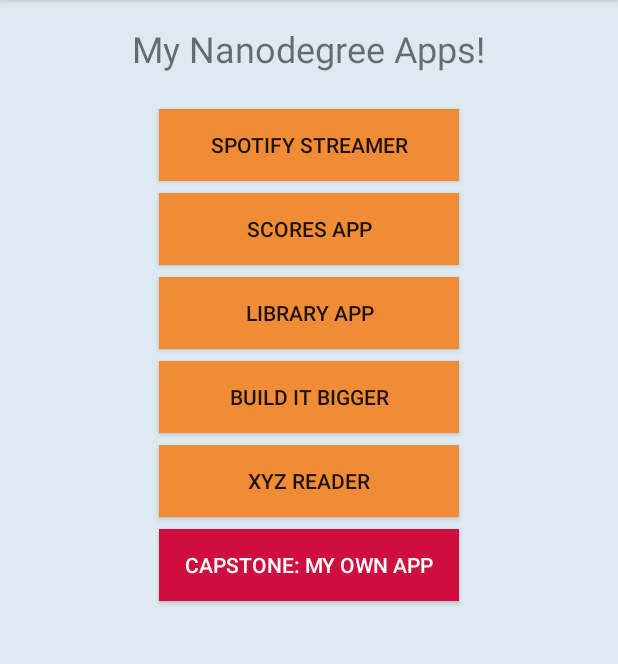
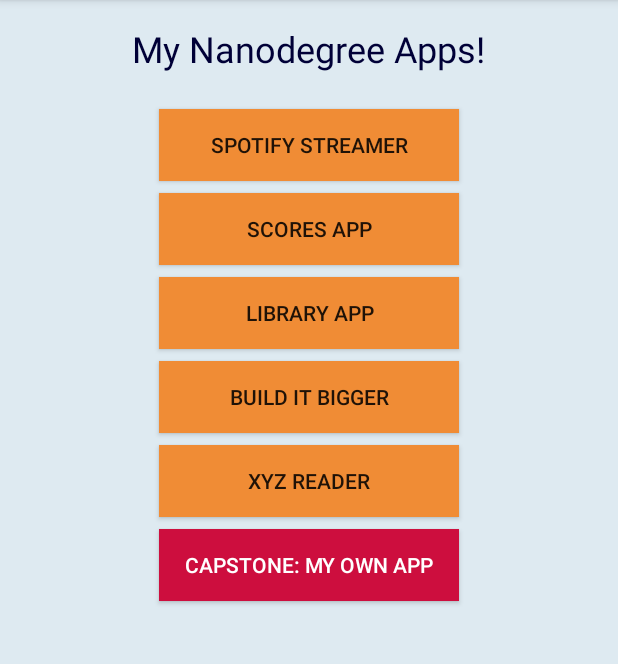
Before and after one commit to willwallis/ProjectZero, an Android app: the screen it shows after launch (MainActivity), on a phone screen of 412 x 824 dp, the part 84-748 px from its top. Run offline under Robolectric (Android 15) with nearby library versions, the phone set to English and light mode, and no system bars.

Commit message:
Added scrollview so all buttons visable in landscape mode. Changed heading color to blue.

```diff
--- a/app/src/main/res/layout/activity_main.xml
+++ b/app/src/main/res/layout/activity_main.xml
@@ -1,80 +1,91 @@
-<LinearLayout xmlns:android="http://schemas.android.com/apk/res/android"
+<ScrollView xmlns:android="http://schemas.android.com/apk/res/android"
     xmlns:tools="http://schemas.android.com/tools"
+    android:background="#DEEAF1"
+    android:layout_width="fill_parent"
+    android:layout_height="fill_parent">
+
+    <LinearLayout
         android:layout_width="match_parent"
         android:layout_height="match_parent"
         android:gravity="center_horizontal"
-    android:background="#DEEAF1"
         android:orientation="vertical"
         tools:context=".MainActivity">
 
         <TextView
             android:layout_width="wrap_content"
             android:layout_height="wrap_content"
-        android:textSize="24sp"
             android:layout_margin="16dp"
-        android:text="My Nanodegree Apps!" />
+            android:textColor="#000037"
+            android:text="My Nanodegree Apps!"
+            android:textSize="24sp" />
 
         <Button
             android:id="@+id/SpotifyStreamer"
-        android:text="Spotify Streamer"
-        android:textAllCaps="true"
-        android:background="@drawable/button_orange"
-        android:layout_marginTop="8dp"
             android:layout_width="200dp"
             android:layout_height="wrap_content"
-        android:onClick="launchApp"/>
+            android:layout_marginTop="8dp"
+            android:background="@drawable/button_orange"
+            android:onClick="launchApp"
+            android:text="Spotify Streamer"
+            android:textAllCaps="true" />
 
         <Button
             android:id="@+id/ScoresApp"
+            android:layout_width="200dp"
+            android:layout_height="wrap_content"
+            android:layout_marginTop="8dp"
+            android:background="@drawable/button_orange"
             android:onClick="launchApp"
             android:text="Scores App"
-        android:textAllCaps="true"
-        android:background="@drawable/button_orange"
-        android:layout_marginTop="8dp"
-        android:layout_width="200dp"
-        android:layout_height="wrap_content" />
+            android:textAllCaps="true" />
+
         <Button
             android:id="@+id/LibraryApp"
+            android:layout_width="200dp"
+            android:layout_height="wrap_content"
+            android:layout_marginTop="8dp"
+            android:background="@drawable/button_orange"
             android:onClick="launchApp"
             android:text="Library App"
-        android:background="@drawable/button_orange"
-        android:textAllCaps="true"
-        android:layout_marginTop="8dp"
-        android:layout_width="200dp"
-        android:layout_height="wrap_content" />
+            android:textAllCaps="true" />
+
         <Button
             android:id="@+id/BuildItBigger"
+            android:layout_width="200dp"
+            android:layout_height="wrap_content"
+            android:layout_marginTop="8dp"
+            android:background="@drawable/button_orange"
             android:onClick="launchApp"
             android:text="Build IT Bigger"
-        android:textAllCaps="true"
-        android:background="@drawable/button_orange"
-        android:layout_marginTop="8dp"
-        android:layout_width="200dp"
-        android:layout_height="wrap_content" />
+            android:textAllCaps="true" />
+
         <Button
             android:id="@+id/XyzReader"
+            android:layout_width="200dp"
+            android:layout_height="wrap_content"
+            android:layout_marginTop="8dp"
+            android:background="@drawable/button_orange"
             android:onClick="launchApp"
             android:text="XYZ Reader"
-        android:background="@drawable/button_orange"
-        android:textAllCaps="true"
-        android:layout_marginTop="8dp"
-        android:layout_width="200dp"
-        android:layout_height="wrap_content" />
+            android:textAllCaps="true" />
+
         <Button
             android:id="@+id/Capstone"
+            android:layout_width="200dp"
+            android:layout_height="wrap_content"
+            android:layout_marginTop="8dp"
+            android:background="@drawable/button_red"
             android:onClick="launchApp"
             android:text="Capstone: My Own App"
-        android:textColor="#ffffff"
-        android:background="@drawable/button_red"
             android:textAllCaps="true"
-        android:layout_marginTop="8dp"
-        android:layout_width="200dp"
-        android:layout_height="wrap_content" />
+            android:textColor="#ffffff" />
+
         <TextView
             android:id="@+id/TestText"
             android:layout_width="wrap_content"
             android:layout_height="wrap_content"
-        android:textSize="24sp"
             android:layout_margin="16dp"
-        android:text="" />
+            android:text=""
+            android:textSize="24sp" />
     </LinearLayout>
+</ScrollView>
```
Lines whose indentation alone changed are shown as unchanged.
